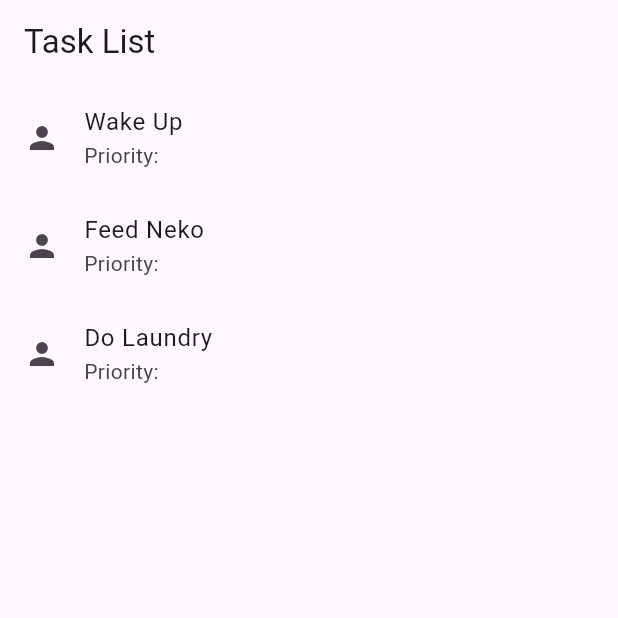
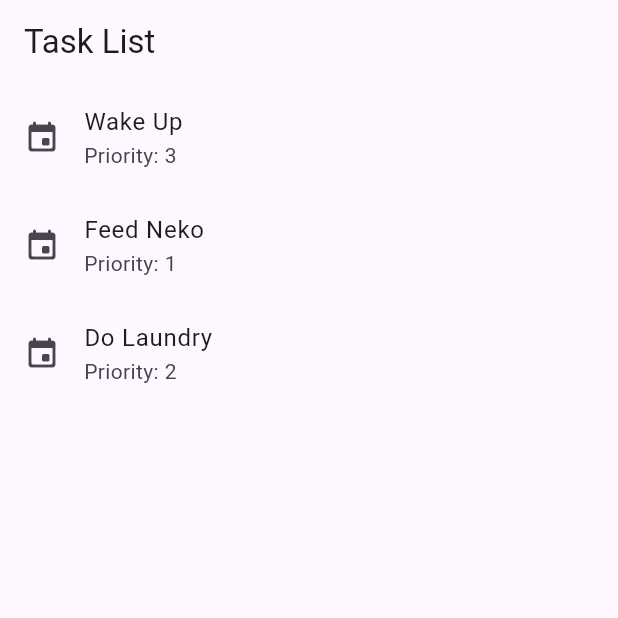
Before and after one commit to rSanches35/ES.24-DDM_PlaninMe, a Flutter app: the screen it shows after launch, on a phone screen of 412 x 824 dp, the top half of it. Run offline on Flutter 3.47's test engine with Material 3 defaults, Android fonts, the phone set to English and light mode, and no system bars; our stand-ins replace sqflite; accounts and stored records are empty.

Commit message:
Detalhes da Listagem de Task

```diff
--- a/planin_me/lib/widget/professor_list.dart
+++ b/planin_me/lib/widget/professor_list.dart
@@ -10,12 +10,12 @@ class ProfessorList extends StatelessWidget {
     return [
       DTOTask(
           name: 'Wake Up',
-          priority: 1,
+          priority: 3,
           isActive: true,
           times_a_day: TimesADay()),
       DTOTask(
           name: 'Feed Neko',
-          priority: 3,
+          priority: 1,
           isActive: true,
           times_a_day: TimesADay()),
       DTOTask(
@@ -45,9 +45,9 @@ class ProfessorList extends StatelessWidget {
               itemBuilder: (context, index) {
                 var task = list[index];
                 return ListTile(
-                  leading: Icon(Icons.person),
+                  leading: Icon(Icons.insert_invitation_rounded),
                   title: Text(task.name),
-                  subtitle: Text('Priority:', ),
+                  subtitle: Text('Priority: ${task.priority}'),
                 );
               },
             );
```
